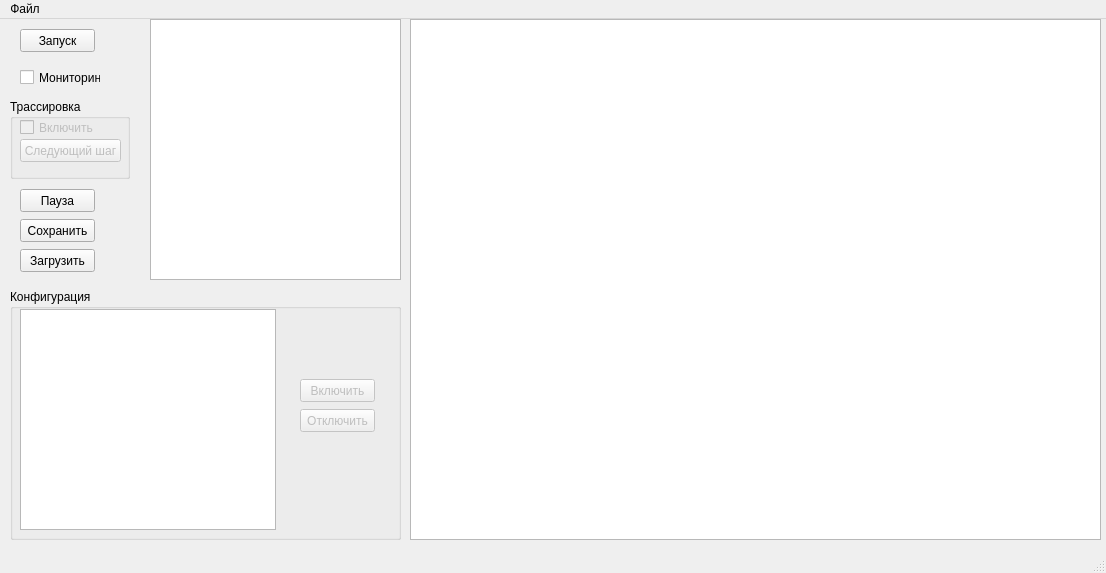
Above: mainwindow.ui from Vad118/server before the change. Below: the same form after it.
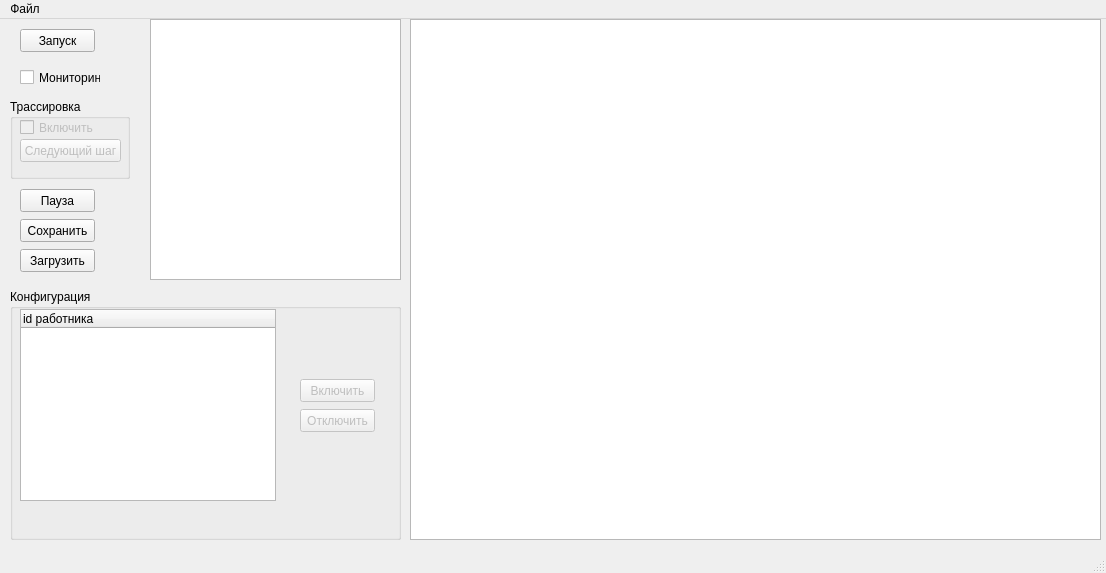
That is the form after the change.

```diff
--- a/mainwindow.ui
+++ b/mainwindow.ui
@@ -159,16 +159,6 @@
     <property name="title">
      <string>Конфигурация</string>
     </property>
-    <widget class="QTreeView" name="treeView">
-     <property name="geometry">
-      <rect>
-       <x>10</x>
-       <y>20</y>
-       <width>256</width>
-       <height>221</height>
-      </rect>
-     </property>
-    </widget>
     <widget class="QPushButton" name="pushButton_5">
      <property name="enabled">
       <bool>false</bool>
@@ -201,6 +191,24 @@
       <string>Отключить</string>
      </property>
     </widget>
+    <widget class="QTreeWidget" name="treeWidget">
+     <property name="geometry">
+      <rect>
+       <x>10</x>
+       <y>20</y>
+       <width>256</width>
+       <height>192</height>
+      </rect>
+     </property>
+     <property name="columnCount">
+      <number>1</number>
+     </property>
+     <column>
+      <property name="text">
+       <string>id работника</string>
+      </property>
+     </column>
+    </widget>
    </widget>
   </widget>
   <widget class="QMenuBar" name="menuBar">
```
